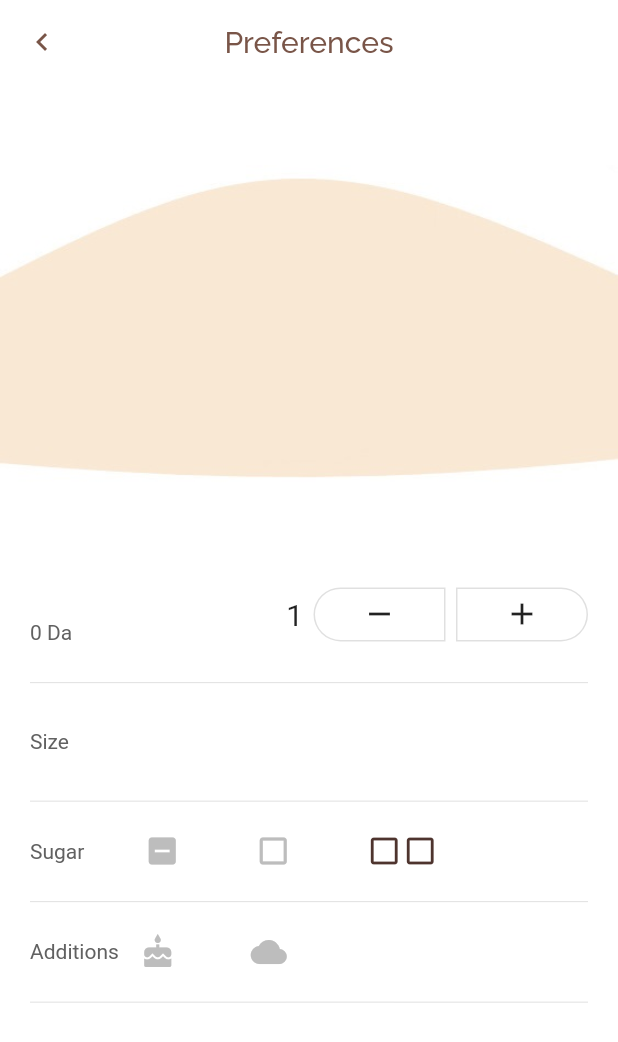
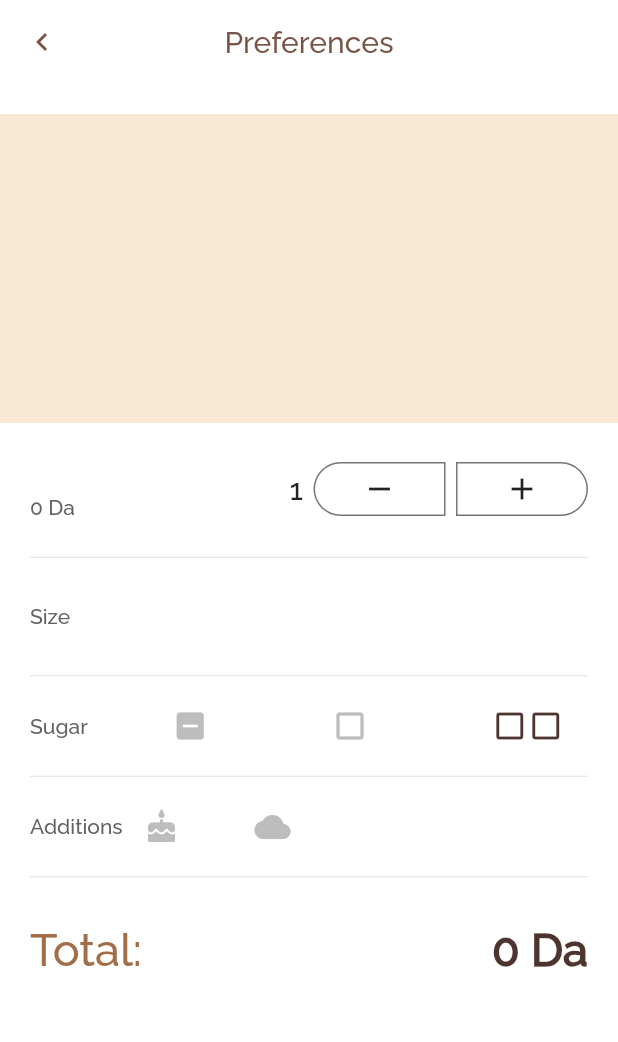
Before and after one commit to Mohammed-Benotmane/Jet-Coffee-Shop, a Flutter app: the MenuDetail screen opened directly with empty values, on a phone screen of 412 x 824 dp. Shown: the top 1042 px of the screen. Run offline on Flutter 3.47's test engine with Material 2 defaults, Android fonts, the phone set to English and light mode, and no system bars; our stand-ins replace flutter_spinkit, flutter_svg, font_awesome_flutter.

Commit message:
- updating menu detail screen

```diff
--- a/lib/const.dart
+++ b/lib/const.dart
@@ -2,5 +2,6 @@ import 'package:flutter/cupertino.dart';
 import 'package:flutter/material.dart';
 
 Color darkBrown = Color(0xFFA26E47);
+Color lightBrown = Color(0xFFF9E8D4);
 Color brown = Colors.brown;
 Color facebookColor = Color(0xFF4867AA);
--- a/lib/screens/menu_detail.dart
+++ b/lib/screens/menu_detail.dart
@@ -33,27 +33,14 @@ class _MenuDetailState extends State<MenuDetail> {
       body: Column(
         mainAxisAlignment: MainAxisAlignment.start,
         children: <Widget>[
-          Stack(
-            fit: StackFit.loose,
-            children: <Widget>[
-              Container(
-                height: MediaQuery.of(context).size.height * .4,
-                decoration: BoxDecoration(
-                  image: DecorationImage(
-                    image: AssetImage("assets/empty.jpg"),
-                    fit: BoxFit.fitWidth,
-                  ),
-                ),
-              ),
-              Positioned(
-                child: Icon(widget.coffee.coffeeIcon, size: 80, color: brown),
-                bottom: 0,
-                top: 0,
-                left: 0,
-                right: 0,
-              ),
-            ],
+          SizedBox(height: 20),
+          Container(
+            width: MediaQuery.of(context).size.width,
+            height: MediaQuery.of(context).size.height/4,
+            color: lightBrown,
+            child: Icon(widget.coffee.coffeeIcon, size: 120, color: brown),
           ),
+          SizedBox(height: 20),
           Padding(
             padding: const EdgeInsets.symmetric(horizontal: 20),
             child: Row(
@@ -63,20 +50,21 @@ class _MenuDetailState extends State<MenuDetail> {
                   crossAxisAlignment: CrossAxisAlignment.start,
                   children: <Widget>[
                     Text(widget.coffee.name,
-                        style: TextStyle(
+                        style: TextStyle(fontFamily: 'Raleway',
                             fontSize: 16, color: Colors.brown.shade800, fontWeight: FontWeight.bold)),
                     SizedBox(height: 5),
                     Text(
                       "${widget.coffee.price} Da",
-                      style: TextStyle(color: Colors.grey.shade700),
+                      style: TextStyle(fontFamily: 'Raleway',color: Colors.grey.shade700),
                     ),
                   ],
                 ),
                 Row(
                   children: <Widget>[
-                    Text("1", style: TextStyle(fontSize: 20)),
+                    Text("1", style: TextStyle(fontFamily: 'Raleway',fontSize: 20)),
                     SizedBox(width: 7),
                     OutlineButton(
+                      borderSide: BorderSide(color: Colors.grey.shade600),
                       onPressed: () {},
                       child: Icon(Icons.remove),
                       shape: RoundedRectangleBorder(
@@ -85,11 +73,13 @@ class _MenuDetailState extends State<MenuDetail> {
                     ),
                     SizedBox(width: 7),
                     OutlineButton(
+                      padding: EdgeInsets.all(0),
                       onPressed: () {},
                       child: Icon(Icons.add),
                       shape: RoundedRectangleBorder(
                           borderRadius: BorderRadius.only(
                               bottomRight: Radius.circular(30), topRight: Radius.circular(30))),
+                      borderSide: BorderSide(color: Colors.grey.shade600),
                     ),
                   ],
                 ),
@@ -106,11 +96,11 @@ class _MenuDetailState extends State<MenuDetail> {
             padding: const EdgeInsets.symmetric(horizontal: 20),
             child: Row(
               children: <Widget>[
-                Text("Size", style: TextStyle(color: Colors.grey.shade700)),
+                Text("Size", style: TextStyle(fontFamily: 'Raleway',color: Colors.grey.shade700)),
                 SizedBox(width: 50),
                 Expanded(
                     child: Row(
-                      mainAxisAlignment: MainAxisAlignment.start,
+                      mainAxisAlignment: MainAxisAlignment.spaceEvenly,
                   children: <Widget>[
                     Icon(widget.coffee.coffeeIcon,color: Colors.grey.shade400),
                     SizedBox(width: 50),
@@ -132,18 +122,22 @@ class _MenuDetailState extends State<MenuDetail> {
             padding: const EdgeInsets.symmetric(horizontal: 20),
             child: Row(
               children: <Widget>[
-                Text("Sugar", style: TextStyle(color: Colors.grey.shade700)),
+                Text("Sugar", style: TextStyle(fontFamily: 'Raleway',color: Colors.grey.shade700)),
                 SizedBox(width: 40),
                 Expanded(
                     child: Row(
-                      mainAxisAlignment: MainAxisAlignment.start,
+                      mainAxisAlignment: MainAxisAlignment.spaceEvenly,
                       children: <Widget>[
                         Icon(Icons.indeterminate_check_box,color: Colors.grey.shade400),
                         SizedBox(width: 50),
                         Icon(Icons.check_box_outline_blank,color: Colors.grey.shade400),
                         SizedBox(width: 50),
-                        Icon(Icons.check_box_outline_blank,color: Colors.brown.shade800),
-                        Icon(Icons.check_box_outline_blank,color: Colors.brown.shade800),
+                        Row(
+                          children: <Widget>[
+                            Icon(Icons.check_box_outline_blank,color: Colors.brown.shade800),
+                            Icon(Icons.check_box_outline_blank,color: Colors.brown.shade800),
+                          ],
+                        ),
                       ],
                     ))
               ],
@@ -159,7 +153,7 @@ class _MenuDetailState extends State<MenuDetail> {
             padding: const EdgeInsets.symmetric(horizontal: 20),
             child: Row(
               children: <Widget>[
-                Text("Additions", style: TextStyle(color: Colors.grey.shade700)),
+                Text("Additions", style: TextStyle(fontFamily: 'Raleway',color: Colors.grey.shade700)),
                 SizedBox(width: 14),
                 Expanded(
                     child: Row(
@@ -178,8 +172,16 @@ class _MenuDetailState extends State<MenuDetail> {
             padding: const EdgeInsets.symmetric(horizontal: 20),
             child: Divider(height: 3),
           ),
-          SizedBox(height: 20),
-          Row()
+          SizedBox(height: 30),
+          Padding(
+            padding: const EdgeInsets.symmetric(horizontal: 20),
+            child: Row(
+              mainAxisAlignment: MainAxisAlignment.spaceBetween,
+              children: <Widget>[
+                Text("Total:",style: TextStyle(fontFamily: 'Raleway',color: darkBrown,fontSize: 30)),
+                Text("${widget.coffee.price} Da",style: TextStyle(fontFamily: 'Raleway',color: Colors.brown.shade800,fontSize: 30,fontWeight: FontWeight.bold)),
+            ],),
+          ),
         ],
       ),
     );
```
